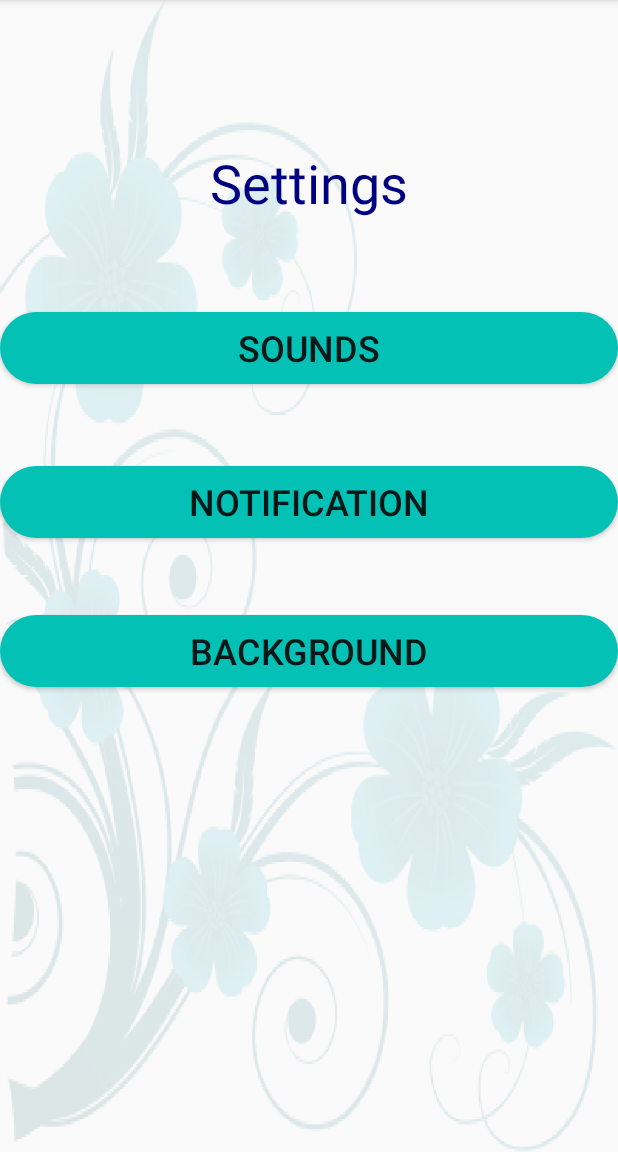
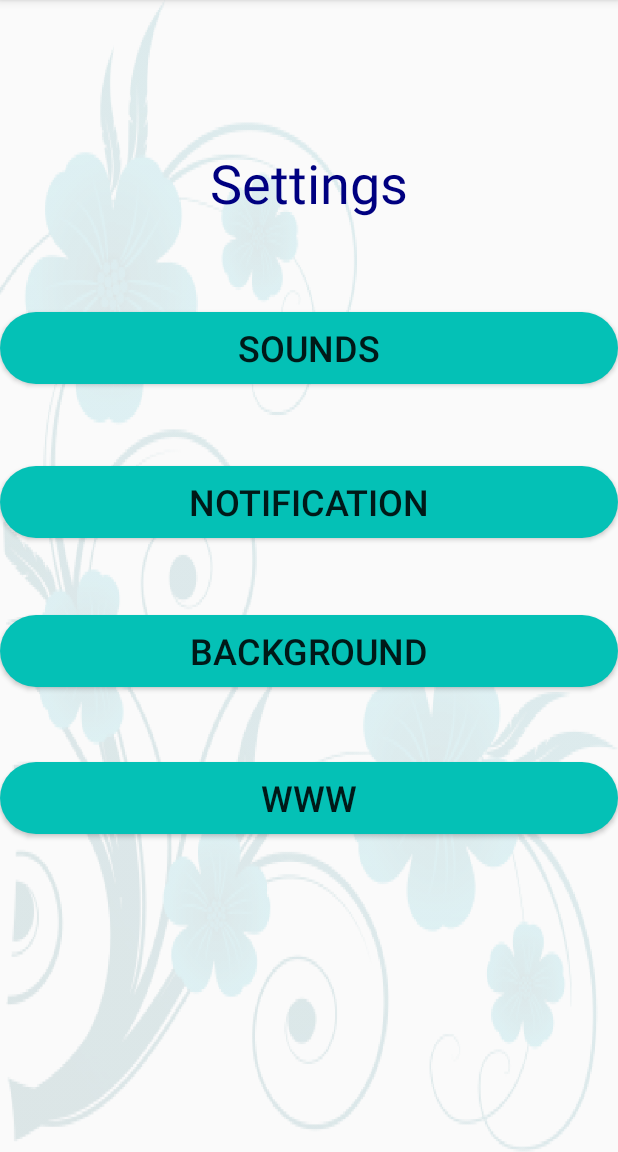
Before and after one commit to AnawaratneMANA/MOBILE_APPLICATION, an Android app: the screen it shows after launch (MainActivity), on a phone screen of 412 x 824 dp, the part 84-1236 px from its top. Run offline under Robolectric (Android 15) with nearby library versions, the phone set to English and light mode, and no system bars.

Commit message:
Submission of IT19121048

```diff
--- a/app/src/main/AndroidManifest.xml
+++ b/app/src/main/AndroidManifest.xml
@@ -1,6 +1,6 @@
 <?xml version="1.0" encoding="utf-8"?>
 <manifest xmlns:android="http://schemas.android.com/apk/res/android"
-    package="com.example.homeworktackingsoftware" >
+    package="com.example.homeworktackingsoftware">
 
     <uses-permission android:name="android.permission.READ_EXTERNAL_STORAGE" />
 
@@ -10,16 +10,19 @@
         android:label="@string/app_name"
         android:roundIcon="@mipmap/ic_launcher_round"
         android:supportsRtl="true"
-        android:theme="@style/AppTheme" >
-        <activity android:name=".Background" android:parentActivityName=".MainActivity"/>
-        <activity android:name=".Notification" android:parentActivityName=".MainActivity">
-
-        </activity>
+        android:theme="@style/AppTheme">
+        <activity
+            android:name=".Background"
+            android:parentActivityName=".MainActivity" />
+        <activity
+            android:name=".Notification"
+            android:parentActivityName=".MainActivity"></activity>
         <activity
             android:name=".Sounds"
             android:label="@string/title_activity_sounds"
-            android:theme="@style/AppTheme.NoActionBar" android:parentActivityName=".MainActivity"/>
-        <activity android:name=".MainActivity" >
+            android:parentActivityName=".MainActivity"
+            android:theme="@style/AppTheme.NoActionBar" />
+        <activity android:name=".MainActivity">
             <intent-filter>
                 <action android:name="android.intent.action.MAIN" />
 
--- a/app/src/main/java/com/example/homeworktackingsoftware/MainActivity.java
+++ b/app/src/main/java/com/example/homeworktackingsoftware/MainActivity.java
@@ -25,6 +25,7 @@ public class MainActivity extends AppCompatActivity {
         setContentView(R.layout.activity_main);
         button = (Button) findViewById(R.id.button);
         button2 = (Button) findViewById(R.id.button3);
+
         button2.setOnClickListener(new View.OnClickListener() {
             @Override
             public void onClick(View view) {
@@ -38,7 +39,9 @@ public class MainActivity extends AppCompatActivity {
                 openNotification();
             }
         });
+
     }
+
     public void openNotification(){
         Intent intent = new Intent(this , Notification.class);
         startActivity(intent);
--- a/app/src/main/res/layout/activity_main.xml
+++ b/app/src/main/res/layout/activity_main.xml
@@ -6,6 +6,16 @@
     android:layout_height="match_parent"
     android:background="@drawable/background"
     tools:context=".MainActivity">
+
+    <Button
+        android:id="@+id/button5"
+        android:layout_width="match_parent"
+        android:layout_height="wrap_content"
+        android:layout_alignParentBottom="true"
+        android:layout_marginBottom="212dp"
+        android:background="@drawable/rounded_corners"
+        android:text="www"
+        android:textSize="@dimen/content_size" />
 
     <Button
         android:id="@+id/button3"
--- a/app/src/main/res/layout/content_sounds.xml
+++ b/app/src/main/res/layout/content_sounds.xml
@@ -9,6 +9,6 @@
     <FrameLayout
         android:id="@+id/fragment"
         android:layout_width="match_parent"
-        android:layout_height="match_parent"/>
+        android:layout_height="match_parent" />
 
     </androidx.constraintlayout.widget.ConstraintLayout>
```
